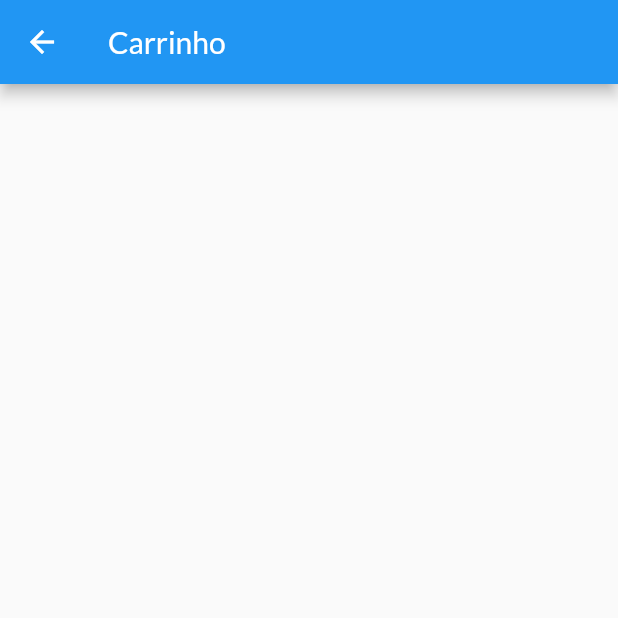
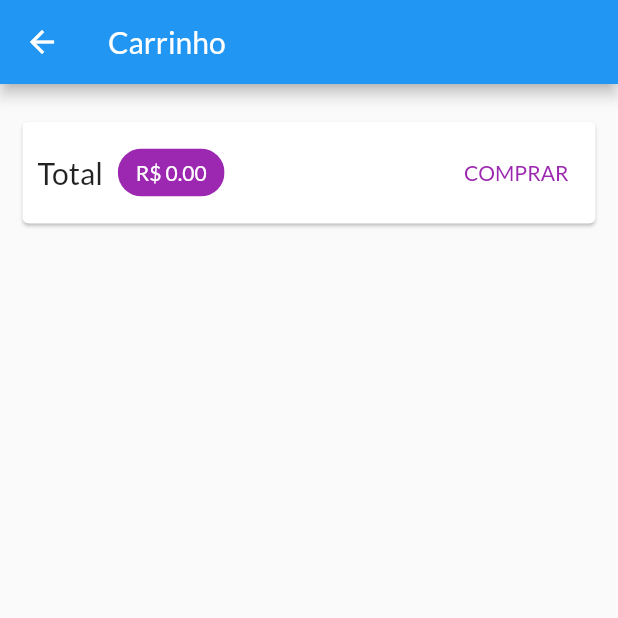
Before and after one commit to LeonardoJaques/shop-flutter, a Flutter app: the CartPage screen opened by its route, on a phone screen of 412 x 824 dp, the top half of it. Run offline on Flutter 3.47's test engine with Material 2 defaults, Android fonts, the phone set to English and light mode, and no system bars; network calls fail.

Commit message:
feat: cart_item design

```diff
--- a/lib/main.dart
+++ b/lib/main.dart
@@ -36,7 +36,7 @@ class MyApp extends StatelessWidget {
         debugShowCheckedModeBanner: false,
         routes: {
           AppRoutes.PRODUCT_DETAIL: (context) => const ProductDetailPage(),
-          AppRoutes.CART: (context) => const CartPage(),
+          AppRoutes.CART: (context) => CartPage(),
         },
       ),
     );
--- a/lib/pages/cart_page.dart
+++ b/lib/pages/cart_page.dart
@@ -1,14 +1,70 @@
 import 'package:flutter/material.dart';
+import 'package:provider/provider.dart';
+import 'package:shop_flutter/components/cart_item_widget.dart';
+import 'package:shop_flutter/models/cart.dart';
 
 class CartPage extends StatelessWidget {
-  const CartPage({super.key});
+  CartPage({super.key});
 
   @override
   Widget build(BuildContext context) {
+    final Cart cart = Provider.of(context);
+    final items = cart.items.values.toList();
     return Scaffold(
       appBar: AppBar(
         title: const Text('Carrinho'),
       ),
+      body: Column(
+        children: [
+          Card(
+            margin: const EdgeInsets.symmetric(
+              horizontal: 15,
+              vertical: 25,
+            ),
+            child: Padding(
+              padding: const EdgeInsets.all(10.0),
+              child: Row(
+                mainAxisAlignment: MainAxisAlignment.spaceBetween,
+                children: [
+                  const Text(
+                    'Total',
+                    style: TextStyle(fontSize: 20),
+                  ),
+                  const SizedBox(
+                    width: 10,
+                  ),
+                  Chip(
+                    backgroundColor: Theme.of(context).primaryColor,
+                    label: Text(
+                      'R\$ ${cart.totalAmount.toStringAsFixed(2)}',
+                      style: TextStyle(
+                        color: Theme.of(context)
+                            .primaryTextTheme
+                            .titleLarge
+                            ?.color,
+                      ),
+                    ),
+                  ),
+                  const Spacer(),
+                  TextButton(
+                    onPressed: () {},
+                    style: TextButton.styleFrom(
+                      foregroundColor: Theme.of(context).primaryColor,
+                    ),
+                    child: const Text('COMPRAR'),
+                  )
+                ],
+              ),
+            ),
+          ),
+          Expanded(
+            child: ListView.builder(
+              itemCount: items.length,
+              itemBuilder: (ctx, i) => CartItemWidget(items[i]),
+            ),
+          )
+        ],
+      ),
     );
   }
 }
```
Also changed, not shown: lib/components/cart_item_widget.dart (added, +28 -0 lines).
